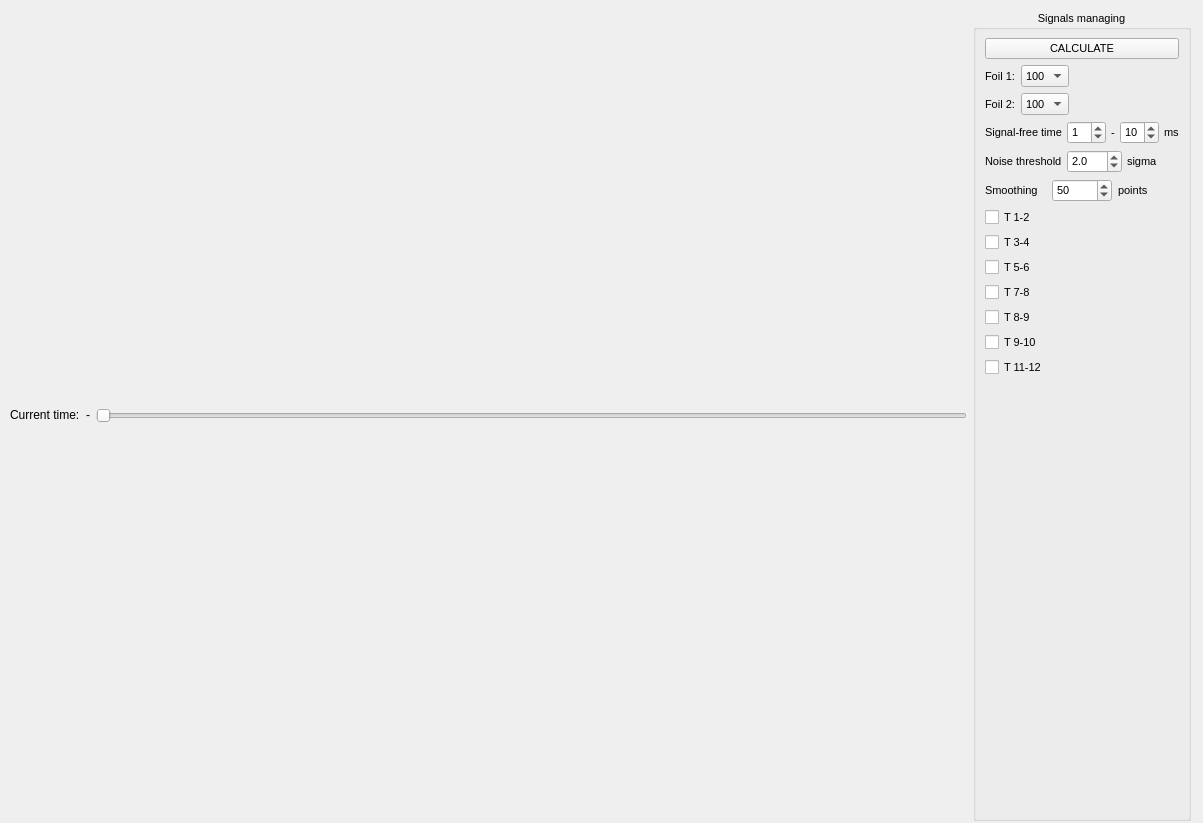
Old version of the form dataWindowUiDesign.ui in the repository MikhailButs/FoilSXR.
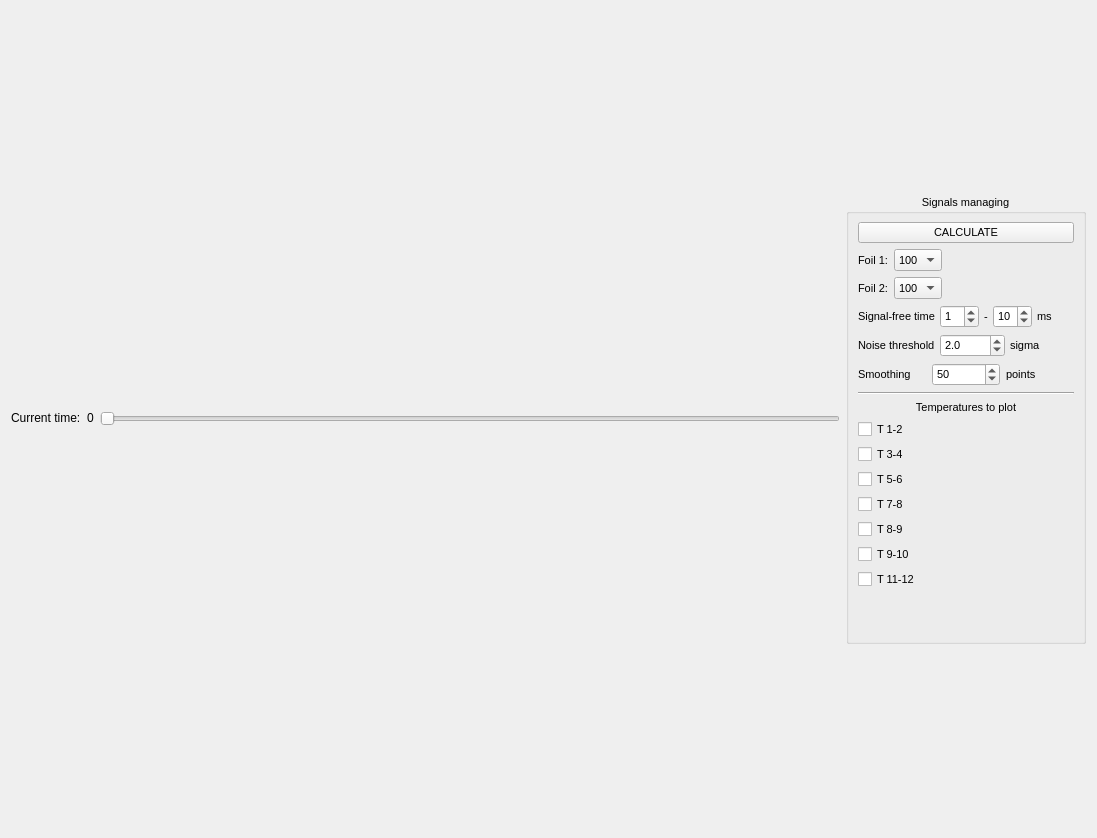
New version of the form.

Commit message: Temperatures window made better

Patch:
```diff
--- a/dataWindowUiDesign.ui
+++ b/dataWindowUiDesign.ui
@@ -6,25 +6,19 @@
    <rect>
     <x>0</x>
     <y>0</y>
-    <width>1203</width>
-    <height>823</height>
+    <width>1097</width>
+    <height>838</height>
    </rect>
   </property>
   <property name="windowTitle">
-   <string>Обработка данных</string>
-  </property>
-  <widget class="QWidget" name="">
-   <property name="geometry">
-    <rect>
-     <x>10</x>
-     <y>10</y>
-     <width>1181</width>
-     <height>811</height>
-    </rect>
+   <string>Data processing</string>
    </property>
    <layout class="QVBoxLayout" name="verticalLayout_3">
     <item>
      <layout class="QHBoxLayout" name="horizontalLayout_7">
+     <property name="sizeConstraint">
+      <enum>QLayout::SetMinimumSize</enum>
+     </property>
       <item>
        <layout class="QVBoxLayout" name="verticalLayout_2">
         <item>
@@ -54,7 +48,7 @@
              </sizepolicy>
             </property>
             <property name="text">
-             <string>-</string>
+            <string>0</string>
             </property>
            </widget>
           </item>
@@ -87,11 +81,23 @@
       <item>
        <widget class="QGroupBox" name="groupBox">
         <property name="sizePolicy">
-         <sizepolicy hsizetype="Maximum" vsizetype="Preferred">
+        <sizepolicy hsizetype="Maximum" vsizetype="Fixed">
           <horstretch>0</horstretch>
           <verstretch>0</verstretch>
          </sizepolicy>
         </property>
+       <property name="minimumSize">
+        <size>
+         <width>240</width>
+         <height>450</height>
+        </size>
+       </property>
+       <property name="maximumSize">
+        <size>
+         <width>16777215</width>
+         <height>16777215</height>
+        </size>
+       </property>
         <property name="font">
          <font>
           <pointsize>8</pointsize>
@@ -349,6 +355,23 @@
            </item>
           </layout>
          </item>
+        <item>
+         <widget class="Line" name="line">
+          <property name="orientation">
+           <enum>Qt::Horizontal</enum>
+          </property>
+         </widget>
+        </item>
+        <item>
+         <widget class="QLabel" name="label_11">
+          <property name="text">
+           <string>Temperatures to plot</string>
+          </property>
+          <property name="alignment">
+           <set>Qt::AlignCenter</set>
+          </property>
+         </widget>
+        </item>
          <item>
           <widget class="QCheckBox" name="show1_checkBox">
            <property name="text">
@@ -417,10 +440,13 @@
      </layout>
     </item>
     <item>
-     <layout class="QVBoxLayout" name="timeTrace_verticalLayout"/>
-    </item>
-   </layout>
-  </widget>
+    <layout class="QVBoxLayout" name="timeTrace_verticalLayout">
+     <property name="sizeConstraint">
+      <enum>QLayout::SetMaximumSize</enum>
+     </property>
+    </layout>
+   </item>
+  </layout>
  </widget>
  <resources/>
  <connections/>
```
Left out of the diff: 6 changed lines with no effect on the pictures. Lines whose indentation alone changed are shown as unchanged. The commit also changes 2 other files.
